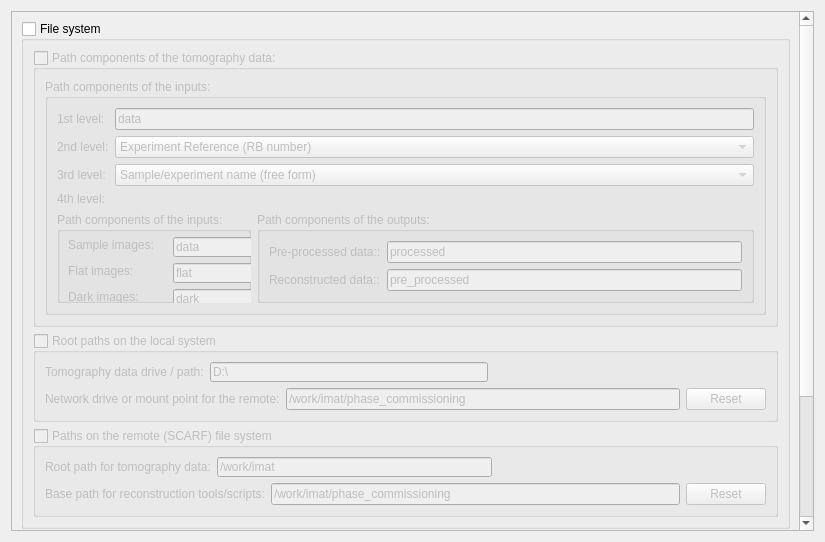
Old version of the form MantidQt/CustomInterfaces/inc/MantidQtCustomInterfaces/Tomography/TomographyIfaceQtTabSystemSettings.ui in the repository mantidproject/mantid.
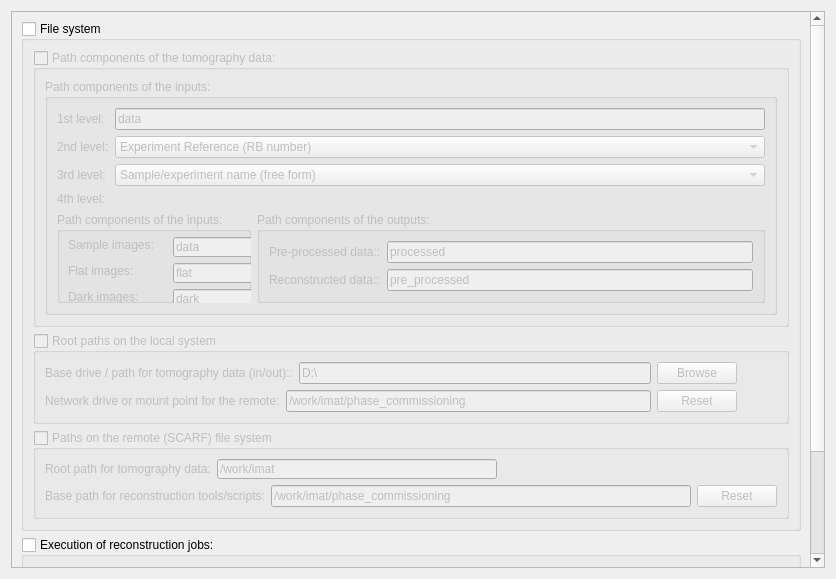
New version of the form.

Diff of the .ui file:
```diff
--- a/MantidQt/CustomInterfaces/inc/MantidQtCustomInterfaces/Tomography/TomographyIfaceQtTabSystemSettings.ui
+++ b/MantidQt/CustomInterfaces/inc/MantidQtCustomInterfaces/Tomography/TomographyIfaceQtTabSystemSettings.ui
@@ -6,8 +6,8 @@
    <rect>
     <x>0</x>
     <y>0</y>
-    <width>825</width>
-    <height>542</height>
+    <width>836</width>
+    <height>579</height>
    </rect>
   </property>
   <property name="windowTitle">
@@ -27,8 +27,8 @@
        <rect>
         <x>0</x>
         <y>0</y>
-        <width>787</width>
-        <height>678</height>
+        <width>798</width>
+        <height>682</height>
        </rect>
       </property>
       <layout class="QGridLayout" name="gridLayout_6">
@@ -61,12 +61,18 @@
                <item>
                 <widget class="QLabel" name="label_26">
                  <property name="text">
-                  <string>Tomography data drive / path:</string>
+                  <string>Base drive / path for tomography data (in/out)::</string>
                  </property>
                 </widget>
                </item>
                <item>
                 <widget class="QLineEdit" name="lineEdit_on_local_data_drive_path">
+                 <property name="sizePolicy">
+                  <sizepolicy hsizetype="Expanding" vsizetype="Fixed">
+                   <horstretch>1</horstretch>
+                   <verstretch>0</verstretch>
+                  </sizepolicy>
+                 </property>
                  <property name="minimumSize">
                   <size>
                    <width>0</width>
@@ -79,7 +85,14 @@
                 </widget>
                </item>
                <item>
-                <spacer name="horizontalSpacer_3">
+                <widget class="QPushButton" name="pushButton_on_local_in_out_dir">
+                 <property name="text">
+                  <string>Browse</string>
+                 </property>
+                </widget>
+               </item>
+               <item>
+                <spacer name="horizontalSpacer">
                  <property name="orientation">
                   <enum>Qt::Horizontal</enum>
                  </property>
@@ -104,6 +117,12 @@
                </item>
                <item>
                 <widget class="QLineEdit" name="lineEdit_on_local_remote_drive_path">
+                 <property name="sizePolicy">
+                  <sizepolicy hsizetype="Expanding" vsizetype="Fixed">
+                   <horstretch>1</horstretch>
+                   <verstretch>0</verstretch>
+                  </sizepolicy>
+                 </property>
                  <property name="text">
                   <string>/work/imat/phase_commissioning</string>
                  </property>
@@ -116,6 +135,19 @@
                  </property>
                 </widget>
                </item>
+               <item>
+                <spacer name="horizontalSpacer_3">
+                 <property name="orientation">
+                  <enum>Qt::Horizontal</enum>
+                 </property>
+                 <property name="sizeHint" stdset="0">
+                  <size>
+                   <width>40</width>
+                   <height>20</height>
+                  </size>
+                 </property>
+                </spacer>
+               </item>
               </layout>
              </item>
             </layout>
```
